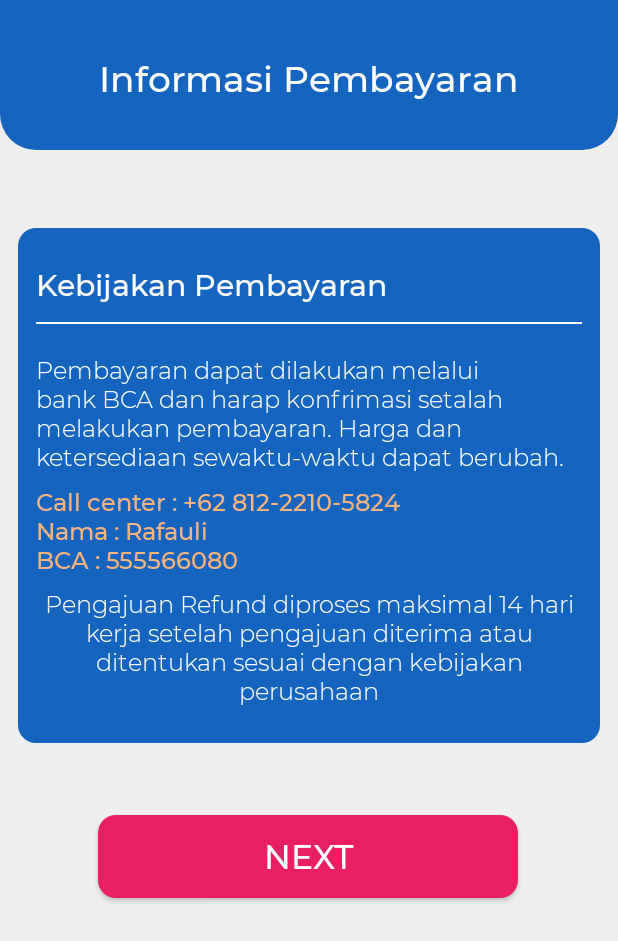
After one commit to wahyuhidayat47/E-Dive, an Android app: the Info_PaymentActv screen opened directly, with no data from a screen before it, on a phone screen of 412 x 824 dp. The commit adds this screen. Shown: the top 941 px of the screen. Run offline under Robolectric (Android 15) with nearby library versions, the phone set to English and light mode, and no system bars.

Commit message:
Add UI Info pembayaran dan review format currency di mytiket

```diff
--- a/app/src/main/AndroidManifest.xml
+++ b/app/src/main/AndroidManifest.xml
@@ -12,7 +12,8 @@
         android:roundIcon="@mipmap/ic_launcher_round"
         android:supportsRtl="true"
         android:theme="@style/AppTheme">
-        <activity android:name=".InfoRefundActv"></activity>
+        <activity android:name=".Info_PaymentActv"></activity>
+        <activity android:name=".InfoRefundActv" />
         <activity android:name=".EditProfileActv" />
         <activity android:name=".TicketOrderDetailActv" />
         <activity android:name=".MyProfileActv" />
--- a/app/src/main/java/com/example/e_dive/CheckoutTripActv.java
+++ b/app/src/main/java/com/example/e_dive/CheckoutTripActv.java
@@ -177,7 +177,7 @@ public class CheckoutTripActv extends AppCompatActivity {
                         reference2.getRef().child("ketentuan").setValue(desc.toString());
 
 
-                        Intent gotoCheckout = new Intent(CheckoutTripActv.this, Success_TripActv.class);
+                        Intent gotoCheckout = new Intent(CheckoutTripActv.this, Info_PaymentActv.class);
                         startActivity(gotoCheckout);
                     }
 
--- a/app/src/main/java/com/example/e_dive/EquipmentActv.java
+++ b/app/src/main/java/com/example/e_dive/EquipmentActv.java
@@ -175,7 +175,7 @@ public class EquipmentActv extends AppCompatActivity {
                         reference2.getRef().child("url_photo").setValue(url_photo);
                         reference2.getRef().child("ketentuan").setValue(desc);
 
-                        Intent gotosignup = new Intent(EquipmentActv.this, SuccessEquipmentActv.class);
+                        Intent gotosignup = new Intent(EquipmentActv.this, Info_PaymentActv.class);
                         startActivity(gotosignup);
                     }
 
--- /dev/null
+++ b/app/src/main/java/com/example/e_dive/Info_PaymentActv.java
@@ -0,0 +1,29 @@
+package com.example.e_dive;
+
+import androidx.appcompat.app.AppCompatActivity;
+
+import android.content.Intent;
+import android.os.Bundle;
+import android.view.View;
+import android.widget.Button;
+
+public class Info_PaymentActv extends AppCompatActivity {
+
+    Button btn_next;
+
+    @Override
+    protected void onCreate(Bundle savedInstanceState) {
+        super.onCreate(savedInstanceState);
+        setContentView(R.layout.activity_info__payment_actv);
+
+        btn_next = findViewById(R.id.btn_next);
+
+        btn_next.setOnClickListener(new View.OnClickListener() {
+            @Override
+            public void onClick(View v) {
+                Intent gotoCheckout = new Intent(Info_PaymentActv.this, Success_TripActv.class);
+                startActivity(gotoCheckout);
+            }
+        });
+    }
+}
--- a/app/src/main/java/com/example/e_dive/Tiket_Adapter.java
+++ b/app/src/main/java/com/example/e_dive/Tiket_Adapter.java
@@ -14,7 +14,9 @@ import androidx.recyclerview.widget.RecyclerView;
 
 import com.squareup.picasso.Picasso;
 
+import java.text.NumberFormat;
 import java.util.ArrayList;
+import java.util.Locale;
 
 public class Tiket_Adapter extends RecyclerView.Adapter<Tiket_Adapter.MyViewHolder> {
 
@@ -38,12 +40,17 @@ public class Tiket_Adapter extends RecyclerView.Adapter<Tiket_Adapter.MyViewHold
     @Override
     public void onBindViewHolder(@NonNull MyViewHolder holder, int position) {
 
+        // format currency indonesia
+        Locale localeID = new Locale("in", "ID");
+        final NumberFormat formatRupiah = NumberFormat.getCurrencyInstance(localeID);
+
 
         final String getUrl = my_tickets.get(position).getUrl_photo();
+        Integer nominal = Integer.valueOf(my_tickets.get(position).getTotal_harga());
 
         holder.xname_order.setText(my_tickets.get(position).getNama_order());
         holder.xjumlah_order.setText(my_tickets.get(position).getJumlah_order() + " Tikets");
-        holder.xtotal_harga.setText(my_tickets.get(position).getTotal_harga());
+        holder.xtotal_harga.setText(formatRupiah.format((double)nominal));
         Picasso.with(context).load(getUrl).into(holder.xphototicket);
 
         final String getNamaOrder = my_tickets.get(position).getId_ticket();
--- /dev/null
+++ b/app/src/main/res/layout/activity_info__payment_actv.xml
@@ -0,0 +1,147 @@
+<?xml version="1.0" encoding="utf-8"?>
+<androidx.constraintlayout.widget.ConstraintLayout xmlns:android="http://schemas.android.com/apk/res/android"
+    xmlns:app="http://schemas.android.com/apk/res-auto"
+    xmlns:tools="http://schemas.android.com/tools"
+    android:layout_width="match_parent"
+    android:layout_height="match_parent"
+    android:background="@color/bluebackgroundColor"
+    tools:context=".Info_PaymentActv">
+
+    <View
+        android:id="@+id/imageView4"
+        android:layout_width="wrap_content"
+        android:layout_height="100dp"
+        android:background="@drawable/bg_dark_gradient"
+        app:layout_constraintEnd_toEndOf="parent"
+        app:layout_constraintHorizontal_bias="0.0"
+        app:layout_constraintStart_toStartOf="parent"
+        app:layout_constraintTop_toTopOf="parent" />
+
+
+    <TextView
+        android:id="@+id/textView4"
+        android:layout_width="wrap_content"
+        android:layout_height="wrap_content"
+        android:layout_marginTop="36dp"
+        android:fontFamily="@font/mmedium"
+        android:text="Informasi Pembayaran"
+        android:textColor="@color/white"
+        android:textSize="24sp"
+        app:layout_constraintEnd_toEndOf="parent"
+        app:layout_constraintStart_toStartOf="@+id/imageView4"
+        app:layout_constraintTop_toTopOf="@+id/imageView4" />
+
+    <LinearLayout
+        android:id="@+id/content1"
+        android:layout_width="match_parent"
+        android:layout_height="wrap_content"
+        android:layout_marginStart="12dp"
+        android:layout_marginTop="52dp"
+        android:layout_marginEnd="12dp"
+        android:background="@drawable/btn_dark"
+        android:orientation="vertical"
+        android:paddingLeft="12dp"
+        android:paddingTop="24dp"
+        android:paddingRight="12dp"
+        android:paddingBottom="24dp"
+        app:layout_constraintEnd_toEndOf="parent"
+        app:layout_constraintHorizontal_bias="0.0"
+        app:layout_constraintStart_toStartOf="parent"
+        app:layout_constraintTop_toBottomOf="@+id/imageView4">
+
+        <LinearLayout
+            android:layout_width="wrap_content"
+            android:layout_height="match_parent"
+            android:orientation="horizontal">
+
+            <TextView
+                android:layout_width="wrap_content"
+                android:layout_height="wrap_content"
+                android:fontFamily="@font/mmedium"
+                android:text="Kebijakan Pembayaran"
+                android:textColor="@color/white"
+                android:textSize="20sp" />
+
+
+
+        </LinearLayout>
+
+        <View
+            android:layout_width="wrap_content"
+            android:layout_height="1dp"
+            android:layout_marginTop="12dp"
+            android:layout_marginBottom="12dp"
+            android:background="@color/white" />
+
+
+        <LinearLayout
+            android:layout_width="wrap_content"
+            android:layout_height="wrap_content"
+            android:orientation="horizontal">
+
+            <TextView
+                android:layout_width="wrap_content"
+                android:layout_height="wrap_content"
+                android:layout_marginTop="8dp"
+                android:fontFamily="@font/mlight"
+                android:text="Pembayaran dapat dilakukan melalui\nbank BCA dan harap konfrimasi setalah melakukan pembayaran. Harga dan ketersediaan sewaktu-waktu dapat berubah."
+                android:textColor="@color/white"
+                android:textSize="16sp" />
+
+
+        </LinearLayout>
+
+        <LinearLayout
+            android:layout_width="wrap_content"
+            android:layout_height="wrap_content"
+            android:orientation="horizontal">
+
+            <TextView
+                android:layout_width="wrap_content"
+                android:layout_height="wrap_content"
+                android:layout_marginTop="8dp"
+                android:fontFamily="@font/mmedium"
+                android:text="Call center : +62 812-2210-5824 \nNama : Rafauli\nBCA : 555566080"
+                android:textColor="@color/orange"
+                android:textSize="16sp" />
+        </LinearLayout>
+
+        <LinearLayout
+            android:layout_width="wrap_content"
+            android:layout_height="wrap_content"
+            android:orientation="horizontal">
+
+            <TextView
+                android:layout_width="wrap_content"
+                android:layout_height="wrap_content"
+                android:layout_marginTop="8dp"
+                android:fontFamily="@font/mlight"
+                android:text="Pengajuan Refund diproses maksimal 14 hari\nkerja setelah pengajuan diterima atau ditentukan sesuai dengan kebijakan perusahaan"
+                android:textAlignment="center"
+                android:textColor="@color/white"
+                android:textSize="16sp" />
+
+
+        </LinearLayout>
+
+
+    </LinearLayout>
+
+    <Button
+        android:id="@+id/btn_next"
+        android:layout_width="280dp"
+        android:layout_height="55dp"
+        android:layout_marginTop="48dp"
+        android:background="@drawable/btn_bg_red"
+        android:fontFamily="@font/mmedium"
+        android:text="Next"
+        android:textColor="@color/white"
+        android:textSize="22sp"
+        app:layout_constraintEnd_toEndOf="parent"
+        app:layout_constraintHorizontal_bias="0.496"
+        app:layout_constraintStart_toStartOf="parent"
+        app:layout_constraintTop_toBottomOf="@+id/content1" />
+
+
+
+</androidx.constraintlayout.widget.ConstraintLayout>
```
